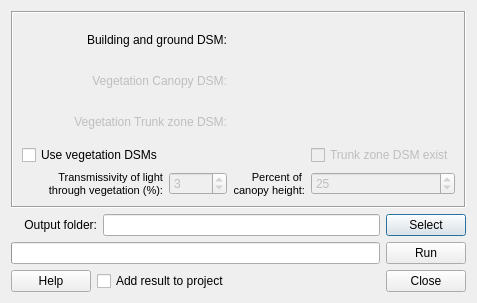
This is SkyViewFactorCalculator/svf_calculator_dialog_base.ui in UMEP-dev/UMEP as Qt 5 draws it before an edit. The edited form follows.
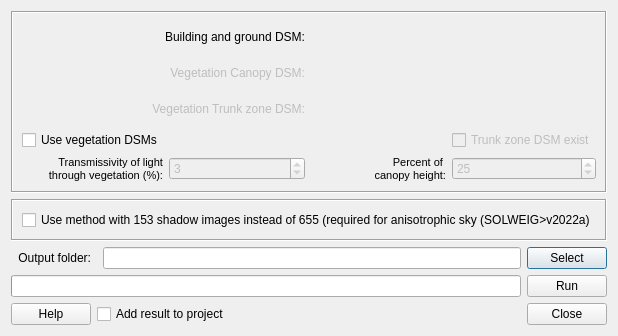
This is the edited form.

Patch:
```diff
--- a/SkyViewFactorCalculator/svf_calculator_dialog_base.ui
+++ b/SkyViewFactorCalculator/svf_calculator_dialog_base.ui
@@ -9,14 +9,87 @@
    <rect>
     <x>0</x>
     <y>0</y>
-    <width>477</width>
-    <height>303</height>
+    <width>557</width>
+    <height>333</height>
    </rect>
   </property>
   <property name="windowTitle">
    <string>Sky View Factor Calculator</string>
   </property>
-  <layout class="QGridLayout" name="gridLayout_2">
+  <layout class="QGridLayout" name="gridLayout_6">
+   <item row="1" column="0" colspan="4">
+    <widget class="QFrame" name="frame_2">
+     <property name="frameShape">
+      <enum>QFrame::Box</enum>
+     </property>
+     <property name="frameShadow">
+      <enum>QFrame::Sunken</enum>
+     </property>
+     <layout class="QGridLayout" name="gridLayout_2">
+      <item row="0" column="0" colspan="2">
+       <widget class="QCheckBox" name="checkBoxNewMethod">
+        <property name="text">
+         <string>Use method with 153 shadow images instead of 655 (required for anisotrophic sky (SOLWEIG&gt;v2022a)</string>
+        </property>
+       </widget>
+      </item>
+     </layout>
+    </widget>
+   </item>
+   <item row="2" column="0">
+    <widget class="QLabel" name="label_4">
+     <property name="text">
+      <string>Output folder:</string>
+     </property>
+     <property name="alignment">
+      <set>Qt::AlignRight|Qt::AlignTrailing|Qt::AlignVCenter</set>
+     </property>
+    </widget>
+   </item>
+   <item row="2" column="2">
+    <widget class="QLineEdit" name="textOutput"/>
+   </item>
+   <item row="2" column="3">
+    <widget class="QPushButton" name="pushButtonSave">
+     <property name="text">
+      <string>Select</string>
+     </property>
+    </widget>
+   </item>
+   <item row="3" column="3">
+    <widget class="QPushButton" name="runButton">
+     <property name="cursor">
+      <cursorShape>ArrowCursor</cursorShape>
+     </property>
+     <property name="text">
+      <string>Run</string>
+     </property>
+    </widget>
+   </item>
+   <item row="4" column="0">
+    <widget class="QPushButton" name="pushButtonHelp">
+     <property name="text">
+      <string>Help</string>
+     </property>
+    </widget>
+   </item>
+   <item row="4" column="1" colspan="2">
+    <widget class="QCheckBox" name="checkBoxIntoCanvas">
+     <property name="enabled">
+      <bool>true</bool>
+     </property>
+     <property name="text">
+      <string>Add result to project</string>
+     </property>
+    </widget>
+   </item>
+   <item row="4" column="3">
+    <widget class="QPushButton" name="pushButton">
+     <property name="text">
+      <string>Close</string>
+     </property>
+    </widget>
+   </item>
    <item row="0" column="0" colspan="4">
     <widget class="QFrame" name="frame">
      <property name="frameShape">
@@ -189,27 +262,7 @@
      </layout>
     </widget>
    </item>
-   <item row="1" column="0" colspan="2">
-    <widget class="QLabel" name="label_4">
-     <property name="text">
-      <string>Output folder:</string>
-     </property>
-     <property name="alignment">
-      <set>Qt::AlignRight|Qt::AlignTrailing|Qt::AlignVCenter</set>
-     </property>
-    </widget>
-   </item>
-   <item row="1" column="2">
-    <widget class="QLineEdit" name="textOutput"/>
-   </item>
-   <item row="1" column="3">
-    <widget class="QPushButton" name="pushButtonSave">
-     <property name="text">
-      <string>Select</string>
-     </property>
-    </widget>
-   </item>
-   <item row="2" column="0" colspan="3">
+   <item row="3" column="0" colspan="3">
     <widget class="QProgressBar" name="progressBar">
      <property name="value">
       <number>0</number>
@@ -219,40 +272,6 @@
      </property>
     </widget>
    </item>
-   <item row="2" column="3">
-    <widget class="QPushButton" name="runButton">
-     <property name="cursor">
-      <cursorShape>ArrowCursor</cursorShape>
-     </property>
-     <property name="text">
-      <string>Run</string>
-     </property>
-    </widget>
-   </item>
-   <item row="3" column="0">
-    <widget class="QPushButton" name="pushButtonHelp">
-     <property name="text">
-      <string>Help</string>
-     </property>
-    </widget>
-   </item>
-   <item row="3" column="1" colspan="2">
-    <widget class="QCheckBox" name="checkBoxIntoCanvas">
-     <property name="enabled">
-      <bool>true</bool>
-     </property>
-     <property name="text">
-      <string>Add result to project</string>
-     </property>
-    </widget>
-   </item>
-   <item row="3" column="3">
-    <widget class="QPushButton" name="pushButton">
-     <property name="text">
-      <string>Close</string>
-     </property>
-    </widget>
-   </item>
   </layout>
   <zorder>frame</zorder>
   <zorder>checkBoxIntoCanvas</zorder>
```
Left out of the diff: 59 changed lines with no effect on the pictures.
